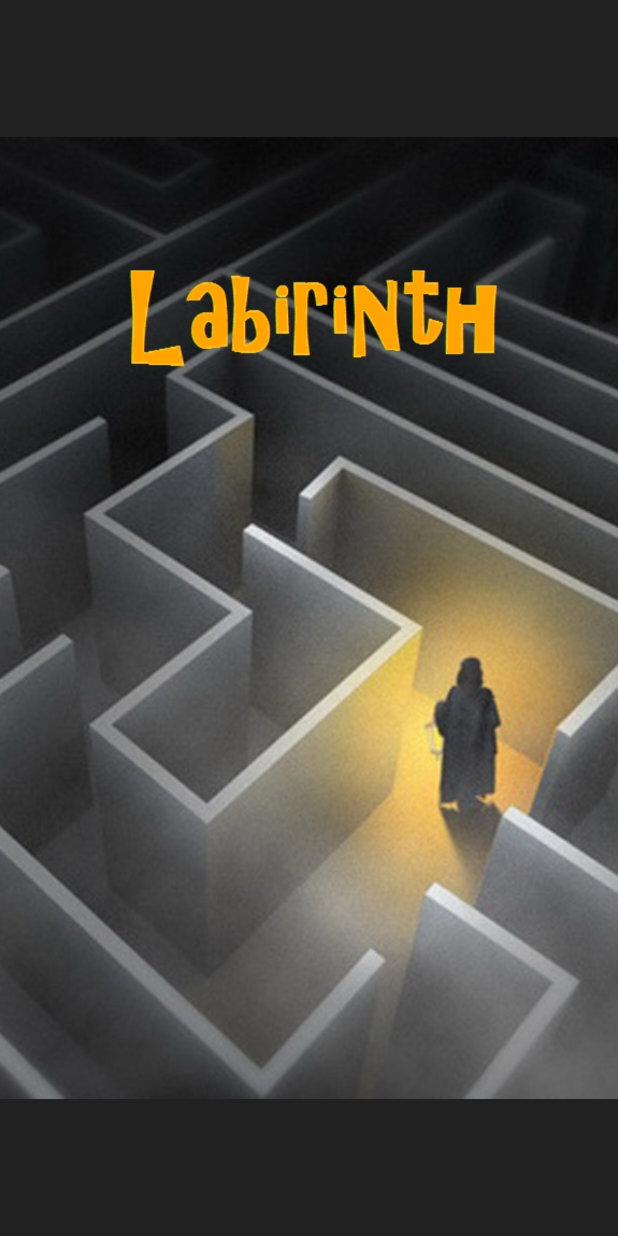
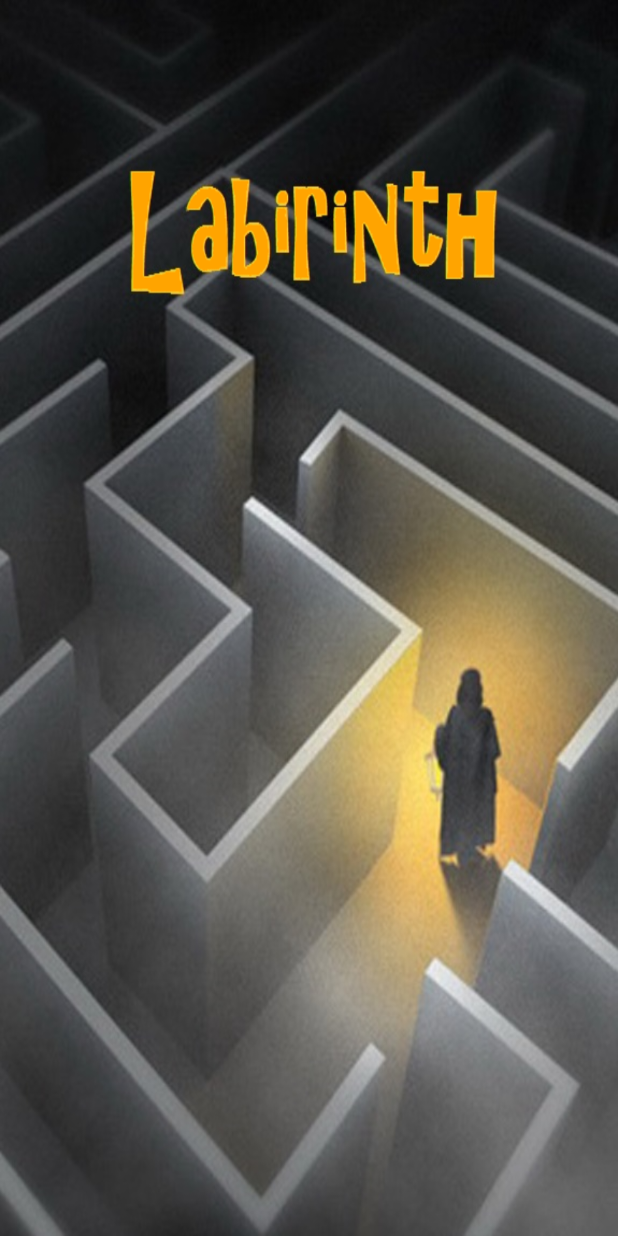
Before and after one commit to clockworkrage/android-project, an Android app: the layout splash.xml on its own in the app's theme, with its tools: preview values and no code run, on a phone screen of 412 x 824 dp. Run offline under Robolectric (Android 15) with nearby library versions, the phone set to English and light mode, and no system bars.

Commit message:
fix splash

```diff
--- a/app/src/main/res/anim/scale.xml
+++ b/app/src/main/res/anim/scale.xml
@@ -2,9 +2,9 @@
 <set xmlns:android="http://schemas.android.com/apk/res/android">
     <scale
         android:fromXScale="0.04"
-        android:toXScale="1.2"
+        android:toXScale="1.0"
         android:fromYScale="0.04"
-        android:toYScale="1.2"
+        android:toYScale="1.0"
         android:pivotX="50%p"
         android:pivotY="50%p"
         android:duration="2000"
--- a/app/src/main/res/layout-land/splash.xml
+++ b/app/src/main/res/layout-land/splash.xml
@@ -6,9 +6,9 @@
     tools:context=".Splash">
 
     <ImageView
-        android:layout_width="wrap_content"
-        android:layout_height="wrap_content"
+        android:layout_width="match_parent"
+        android:layout_height="match_parent"
         android:id="@+id/logoImage"
         android:layout_gravity="center_horizontal"
-        android:src="@drawable/splash_land" />
+        android:background="@drawable/splash_land" />
 </LinearLayout>
--- a/app/src/main/res/layout/splash.xml
+++ b/app/src/main/res/layout/splash.xml
@@ -6,9 +6,8 @@
     tools:context=".Splash">
 
     <ImageView
-        android:layout_width="wrap_content"
-        android:layout_height="wrap_content"
+        android:layout_width="match_parent"
+        android:layout_height="match_parent"
         android:id="@+id/logoImage"
-        android:layout_gravity="center_horizontal"
-        android:src="@drawable/splash" />
+        android:background="@drawable/splash" />
 </LinearLayout>
```
